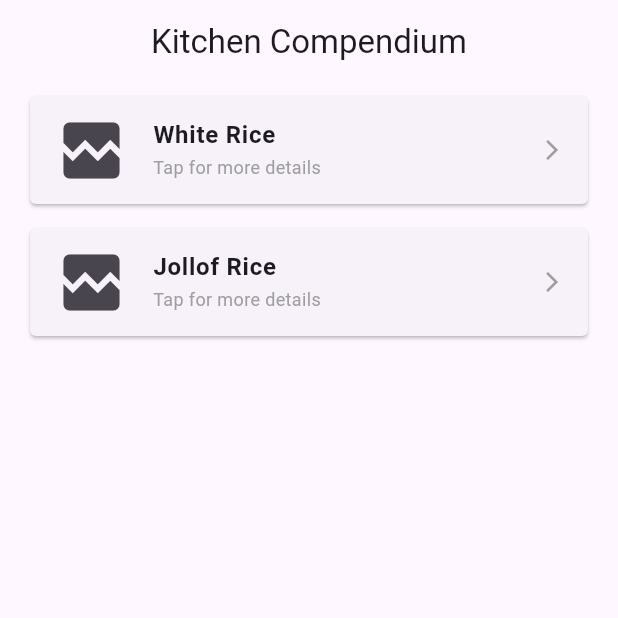
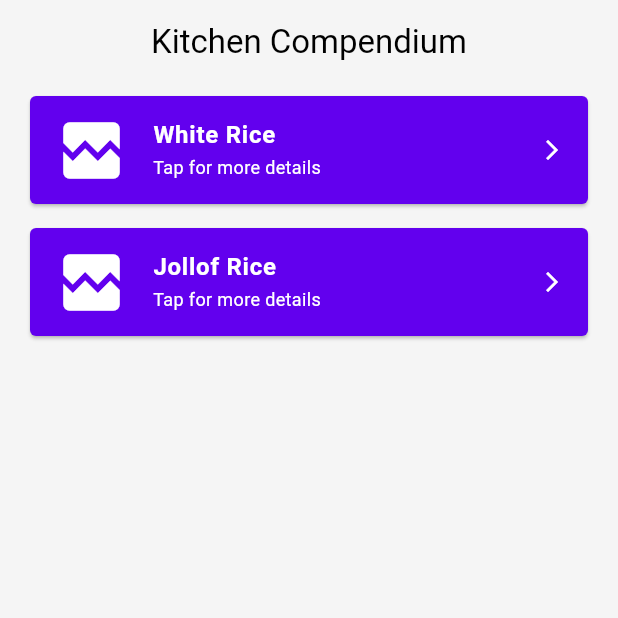
Before and after one commit to oluwaferanmisao/Kitchen-Compendium, a Flutter app: the screen it shows after launch, on a phone screen of 412 x 824 dp, the top half of it. Run offline on Flutter 3.47's test engine with Material 3 defaults, Android fonts, the phone set to English and light mode, and no system bars; network calls fail.

Commit message:
Continuation on the modification of the design process of the application

```diff
--- a/lib/manager/page_manager.dart
+++ b/lib/manager/page_manager.dart
@@ -7,6 +7,7 @@ class PageManager extends StatelessWidget {
   @override
   Widget build(BuildContext context) {
     return Scaffold(
+      backgroundColor: Theme.of(context).colorScheme.surface,
       appBar: AppBar(
         title: const Text("Kitchen Compendium"),
         centerTitle: true,
--- a/lib/pages/home_page.dart
+++ b/lib/pages/home_page.dart
@@ -17,6 +17,7 @@ class HomePage extends StatelessWidget {
             vertical: 4.0,
           ),
           child: Card(
+            color: Theme.of(context).colorScheme.primaryContainer,
             shape: const RoundedRectangleBorder(
               borderRadius: BorderRadius.all(
                 Radius.circular(4.0),
@@ -34,25 +35,26 @@ class HomePage extends StatelessWidget {
               },
               child: ListTile(
                 contentPadding: const EdgeInsets.symmetric(horizontal: 16.0),
-                leading: imageSrc(index),
+                leading: imageSrc(context, index),
                 title: Text(
                   recipeList[index].name,
-                  style: const TextStyle(
+                  style: TextStyle(
                     fontSize: 16.0,
                     fontWeight: FontWeight.bold,
+                    color: Theme.of(context).colorScheme.onPrimary,
                   ),
                 ),
-                subtitle: const Text(
+                subtitle: Text(
                   "Tap for more details",
                   style: TextStyle(
                     fontSize: 12.0,
-                    color: Colors.grey,
+                    color: Theme.of(context).colorScheme.onPrimary,
                   ),
                 ),
-                trailing: const Icon(
+                trailing: Icon(
                   Icons.arrow_forward_ios,
                   size: 16.0,
-                  color: Colors.grey,
+                  color: Theme.of(context).colorScheme.onPrimary,
                 ),
               ),
             ),
--- a/lib/pages/recipe_page.dart
+++ b/lib/pages/recipe_page.dart
@@ -15,6 +15,7 @@ class RecipePage extends StatelessWidget {
           vertical: 4.0,
         ),
         child: Column(
+          mainAxisAlignment: MainAxisAlignment.center,
           crossAxisAlignment: CrossAxisAlignment.start,
           children: [
             // Recipe image
@@ -67,7 +68,16 @@ class RecipePage extends StatelessWidget {
                   ),
                 );
               },
-            )
+            ),
+            const SizedBox(height: 25),
+            Text('Preparation Steps',
+                style: Theme.of(context).textTheme.titleLarge),
+            Text(
+                recipe.preparationSteps
+                    .toString()
+                    .replaceAll('[', '')
+                    .replaceAll(']', ''),
+                style: Theme.of(context).textTheme.bodyLarge),
           ],
         ),
       ),
--- a/lib/services/image_src.dart
+++ b/lib/services/image_src.dart
@@ -1,7 +1,7 @@
 import 'package:flutter/material.dart';
 import 'package:kitchen_compendium/data/recipe_list.dart';
 
-Widget imageSrc(index) {
+Widget imageSrc(context, index) {
   try {
     if (recipeList[index] != null && recipeList[index].imageThumbnail != null) {
       return ClipRRect(
@@ -13,14 +13,26 @@ Widget imageSrc(index) {
           fit: BoxFit
               .cover, // Ensures the image covers the box without distortion
           errorBuilder: (context, error, stackTrace) {
-            return const Icon(Icons.broken_image, size: 50.0); // Error fallback
+            return Icon(
+              Icons.broken_image,
+              size: 50.0,
+              color: Theme.of(context).colorScheme.onPrimary,
+            ); // Error fallback
           },
         ),
       );
     } else {
-      return const Icon(Icons.food_bank, size: 50.0); // Fallback for null data
+      return Icon(
+        Icons.food_bank,
+        size: 50.0,
+        color: Theme.of(context).colorScheme.onPrimary,
+      ); // Fallback for null data
     }
   } catch (e) {
-    return const Icon(Icons.error_outline, size: 50.0); // Error fallback
+    return Icon(
+      Icons.error_outline,
+      size: 50.0,
+      color: Theme.of(context).colorScheme.onPrimary,
+    ); // Error fallback
   }
 }
--- a/lib/theme/themes.dart
+++ b/lib/theme/themes.dart
@@ -2,8 +2,30 @@ import "package:flutter/material.dart";
 
 ThemeData lightMode = ThemeData(
   brightness: Brightness.light,
+  colorScheme: const ColorScheme.light(
+    surface: Color(0xFFF5F5F5), // Light grey
+    primary: Color(0xFF6200EE), // Purple
+    onPrimary: Color(0xFFFFFFFF), // White
+    secondary: Color(0xFF03DAC6), // Teal
+    onSecondary: Color(0xFF000000), // Black
+    tertiary: Color(0xFF018786), // Dark Teal
+    onTertiary: Color(0xFFFFFFFF), // White
+    error: Color(0xFFB00020), // Red
+    onError: Color(0xFFFFFFFF), // White
+  ),
 );
 
 ThemeData darkMode = ThemeData(
   brightness: Brightness.dark,
+  colorScheme: const ColorScheme.dark(
+    surface: Color(0xFF121212), // Dark grey
+    primary: Color(0xFFBB86FC), // Light Purple
+    onPrimary: Color(0xFF000000), // Black
+    secondary: Color(0xFF03DAC6), // Teal
+    onSecondary: Color(0xFF000000), // Black
+    tertiary: Color(0xFF03DAC6), // Teal
+    onTertiary: Color(0xFF000000), // Black
+    error: Color(0xFFCF6679), // Light Red
+    onError: Color(0xFF000000), // Black
+  ),
 );
```
